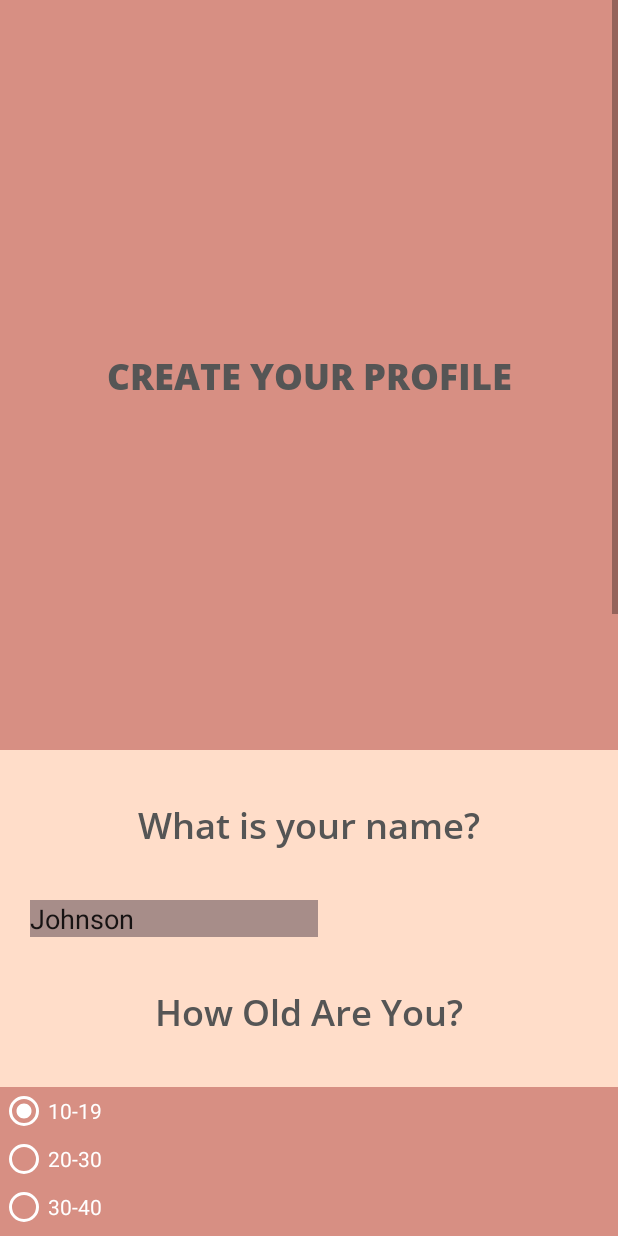
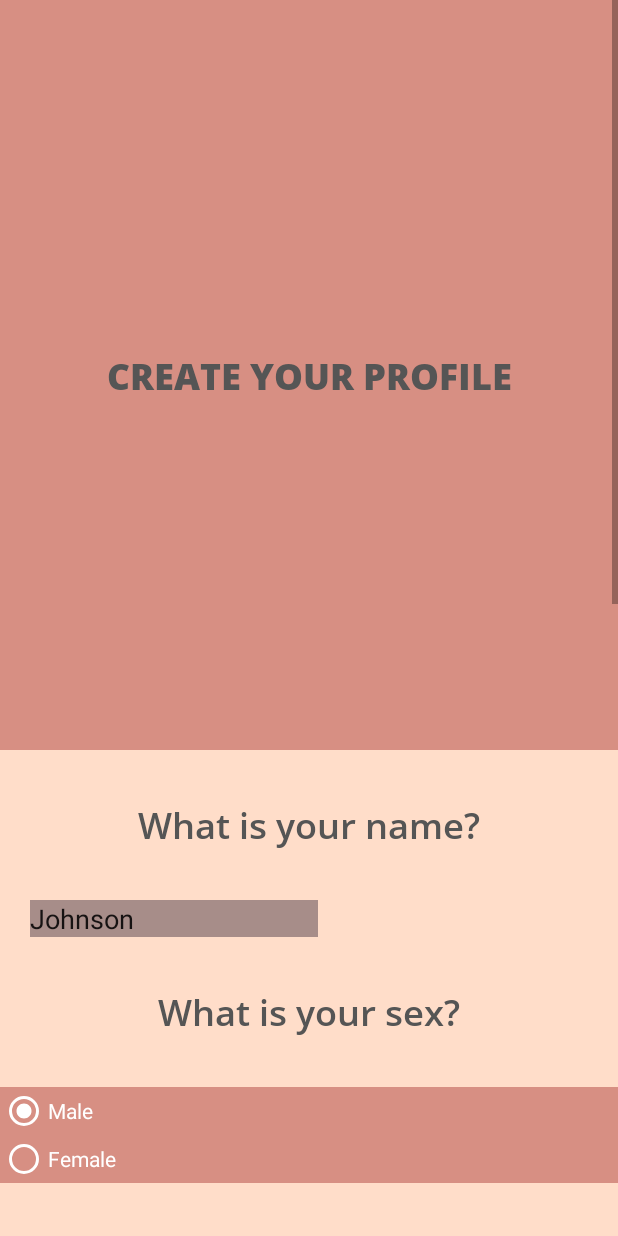
Before and after one commit to Legendarytruth/Neko-Gainz, an Android app: the screen it shows after launch (Questionnaire), after a tap on "REGISTER", on a phone screen of 412 x 824 dp. Run offline under Robolectric (Android 15) with nearby library versions, the light colour scheme and no system bars.

Commit message:
THEC-45 Completed Profile Based Workout Planner

```diff
--- a/Neko Gains/app/build.gradle
+++ b/Neko Gains/app/build.gradle
@@ -24,6 +24,7 @@ dependencies {
     implementation 'androidx.appcompat:appcompat:1.0.2'
     implementation 'androidx.constraintlayout:constraintlayout:1.1.3'
     implementation 'com.google.android.material:material:1.0.0'
+    implementation 'org.apache.commons:commons-math3:3.6.1'
     testImplementation 'junit:junit:4.12'
     androidTestImplementation 'androidx.test.ext:junit:1.1.0'
     androidTestImplementation 'androidx.test.espresso:espresso-core:3.1.1'
--- a/Neko Gains/app/src/main/java/com/example/nekogains/DatabaseHelper.java
+++ b/Neko Gains/app/src/main/java/com/example/nekogains/DatabaseHelper.java
@@ -14,23 +14,27 @@ public class DatabaseHelper extends SQLiteOpenHelper implements Serializable {
 
     private static final String DATABASE_NAME = "Workout.db";
     private static final String EXERCISE_TABLE = "Exercises";
+    private static final String WORKOUT_CALENDAR_TABLE = "Calendar";
     private static final String USER_TABLE = "Users";
     private static final String GAME_TABLE = "Games";
+    //Exercise Table
     private static final String EX_NAME = "NAME";
     private static final String EX_CAL = "CALORIES";
     private static final String[] workouts = {"Push-Ups", "Bench-Dips", "Chin-Ups", "Squats", "Lunges", "Calf-Raises", "Planks", "Sit-Ups", "Leg Raises", "Running", "Burpees", "Jumping Jacks"};
     private static final double[] calories = {1, 3, 1, 14, 0.9, 0.3, 3.5, 0.3, 0.7, 15, 13, 9};
     //User Table
     private static final String USER_NAME = "NAME";
+    private static final String USER_SEX = "SEX";
     private static final String USER_AGE = "AGE";
     private static final String USER_HABIT = "HABITS";
     private static final String USER_WEIGHT = "WEIGHT";
     private static final String USER_HEIGHT = "HEIGHT";
-    private static final String USER_GOAL = "GOAL";
+    private static final String USER_INTENSITY = "INTENSITY";
     //Game Table
     private static final String GAME_MONEY = "MONEY";
     private static final String GAME_EXPERIENCE = "EXPERIENCE";
-
+    //Calendar Table
+    private static final String DAY = "DAY";
 
     private SQLiteDatabase db;
 
@@ -49,8 +53,11 @@ public class DatabaseHelper extends SQLiteOpenHelper implements Serializable {
 
     @Override
     public void onCreate(SQLiteDatabase db) {
+        System.out.println("Creating Database\n\n");
         db.execSQL("CREATE TABLE " + EXERCISE_TABLE + " (ID INTEGER PRIMARY KEY, NAME TEXT, CALORIES INTEGER);");
         ContentValues contentValues;
+
+        //populate whole workout table
         for (int i = 0; i < workouts.length; i++) {
             contentValues = new ContentValues();
             contentValues.put(EX_NAME, workouts[i]);
@@ -58,9 +65,12 @@ public class DatabaseHelper extends SQLiteOpenHelper implements Serializable {
             db.insert(EXERCISE_TABLE, null, contentValues);
         }
 
-        db.execSQL("CREATE TABLE " + USER_TABLE + " (ID INTEGER PRIMARY KEY, NAME TEXT, AGE TEXT, HABITS TEXT, WEIGHT TEXT, HEIGHT TEXT, GOAL TEXT, USERNAME TEXT, PASSWORD TEXT, BMI TEXT);");
-        //calculates bmi on inserts
-        db.execSQL("CREATE TRIGGER trg_bmi AFTER UPDATE ON " + USER_TABLE + " WHEN NEW.HEIGHT > 0 BEGIN UPDATE " + USER_TABLE + " SET BMI=WEIGHT/HEIGHT*HEIGHT; END;");
+        db.execSQL("CREATE TABLE " + USER_TABLE + " (ID INTEGER PRIMARY KEY, NAME TEXT, SEX TEXT, AGE TEXT, HABITS TEXT, WEIGHT TEXT, HEIGHT TEXT, INTENSITY TEXT, USERNAME TEXT, PASSWORD TEXT);");
+
+        //db.execSQL("CREATE TRIGGER trg_bmi AFTER UPDATE ON " + USER_TABLE + " FOR EACH ROW WHEN OLD.HEIGHT > 0 BEGIN UPDATE " + USER_TABLE + " SET BMI=OLD.WEIGHT/OLD.HEIGHT*OLD.HEIGHT WHERE ID = NEW.ID; END;");
+
+        db.execSQL("CREATE TABLE " + WORKOUT_CALENDAR_TABLE + " (DAY INTEGER, ID INTEGER, WARMUP TEXT, WREPS TEXT, CARDIO TEXT, CREPS TEXT, ARMS TEXT, AREPS TEXT, CORE TEXT, COREPS TEXT, LEGS TEXT, LREPS TEXT," +
+                " CONSTRAINT fk_users FOREIGN KEY (ID) REFERENCES USERS(ID));");
 
         db.execSQL("CREATE TABLE " + GAME_TABLE + " (ID INTEGER PRIMARY KEY, MONEY INTEGER, EXPERIENCE INTEGER," +
                 " CONSTRAINT fk_users FOREIGN KEY (ID) REFERENCES USERS(ID));");
@@ -88,11 +98,12 @@ public class DatabaseHelper extends SQLiteOpenHelper implements Serializable {
     public int insertEmptyUser() {
         ContentValues cv = new ContentValues();
         cv.putNull(USER_NAME);
+        cv.putNull(USER_SEX);
         cv.putNull(USER_AGE);
         cv.putNull(USER_HABIT);
         cv.putNull(USER_WEIGHT);
         cv.putNull(USER_HEIGHT);
-        cv.putNull(USER_GOAL);
+        cv.putNull(USER_INTENSITY);
         long result = db.insert(USER_TABLE, null, cv);
         if (result == -1) {
             return -1;
@@ -102,14 +113,15 @@ public class DatabaseHelper extends SQLiteOpenHelper implements Serializable {
     }
 
     //Adds new user to table with given stats
-    public int insertNewUser(String name, String age, String habits, String weight, String height, String goal) {
+    public int insertNewUser(String name, String sex, String age, String habits, String weight, String height, String intensity) {
         ContentValues cv = new ContentValues();
         cv.put(USER_NAME, name);
+        cv.put(USER_SEX, sex);
         cv.put(USER_AGE, age);
         cv.put(USER_HABIT, habits);
         cv.put(USER_WEIGHT, weight);
         cv.put(USER_HEIGHT, height);
-        cv.put(USER_GOAL, goal);
+        cv.put(USER_INTENSITY, intensity);
 
         long result = db.insert(USER_TABLE, null, cv);
         if (result == -1) {
@@ -177,7 +189,7 @@ public class DatabaseHelper extends SQLiteOpenHelper implements Serializable {
         }
     }
 
-    //Get a row for the user at the given id
+    //Get a row for the game at the given id
     public String getGameData(int id, String row) {
         String data = "";
         Cursor c = null;
@@ -189,10 +201,81 @@ public class DatabaseHelper extends SQLiteOpenHelper implements Serializable {
             }
             return data;
         }finally {
-            c.close();
+            //c.close();
+        }
+    }
+
+    public int insertNewDay(int day, int id) {
+        ContentValues cv = new ContentValues();
+        cv.put(DAY, day);
+        cv.put("ID", id);
+        cv.putNull("WARMUP");
+        cv.put("WREPS", 0);
+        cv.putNull("CARDIO");
+        cv.put("CREPS", 0);
+        cv.putNull("ARMS");
+        cv.put("AREPS", 0);
+        cv.putNull("CORE");
+        cv.put("COREPS", 0);
+        cv.putNull("LEGS");
+        cv.put("LEGS", 0);
+
+        long result = db.insert(WORKOUT_CALENDAR_TABLE, null, cv);
+        if (result == -1) {
+            return -1;
+        } else {
+            return (int)result;
+        }
+    }
+
+    public String getLastDay(int id) {
+        String data = "";
+        Cursor c = null;
+        try {
+            c = db.rawQuery("SELECT * FROM " + WORKOUT_CALENDAR_TABLE + " WHERE DAY = (SELECT MAX(DAY) FROM " + WORKOUT_CALENDAR_TABLE + ") AND ID =?", new String[] {id + ""});
+            if(c.getCount() > 0) {
+                c.moveToFirst();
+                data = c.getString(c.getColumnIndex(DAY));
+            }
+            if (data.isEmpty()) {
+                data = "0";
+            }
+        }finally {
+            //c.close();
+            return data;
+        }
+    }
+
+    //Update a row for the game at the given id
+    public boolean updateDay(int day, int id, String row, int contents) {
+        ContentValues cv = new ContentValues();
+        cv.put(row, contents);
+
+        long result = db.update(GAME_TABLE, cv, "DAY="+day + " AND ID="+id, null);
+        if (result == -1) {
+            return false;
+        } else {
+            return true;
+        }
+    }
+
+    public String getUserCalendarData(int day, int id, String row) {
+        String data = "";
+        Cursor c = null;
+        try {
+            c = db.rawQuery("SELECT " + row + " FROM " + WORKOUT_CALENDAR_TABLE + " WHERE DAY =? AND ID =?", new String[] {day + "", id + ""});
+            if(c.getCount() > 0) {
+                c.moveToFirst();
+                data = c.getString(c.getColumnIndex(row));
+            }
+        }finally {
+            //c.close();
+            return data;
         }
     }
 
 
 
+
+
 }
--- a/Neko Gains/app/src/main/java/com/example/nekogains/Exercise.java
+++ b/Neko Gains/app/src/main/java/com/example/nekogains/Exercise.java
@@ -1,4 +1,46 @@
 package com.example.nekogains;
 
-public abstract class Exercise {
+import android.util.Pair;
+
+public enum Exercise {
+    LUNGES (0.9f, 3, new Pair(9, 15)),
+    SQUATS (0.3f, 3, new Pair(10, 20)),
+    RUN (15f, 1, new Pair(30, 60)),
+    BURPEES (13f, 3, new Pair(3, 10)),
+    JACKS (9f, 3, new Pair(5, 10)),
+    PUSH_UPS (1, 3, new Pair(10, 20)),
+    CHIN_UPS (1, 3, new Pair(5, 15)),
+    BENCH_DIPS (3, 3, new Pair(10, 20)),
+    SIT_UPS (0.3f, 3, new Pair(10, 25)),
+    PLANKS (3.5f, 3, new Pair(2, 5)),
+    LEG_RAISES (0.7f, 3, new Pair(10, 20))
+    ;
+
+    private final float calories;
+    private final int sets;
+    private final Pair<Integer, Integer> reps;
+
+    Exercise(float calories, int sets, Pair<Integer, Integer> reps) {
+        this.calories = calories;
+        this.sets = sets;
+        this.reps = reps;
+    }
+
+    public float getCalories() {
+        return calories;
+    }
+
+    public int getSets() {
+        return sets;
+    }
+
+    public Pair<Integer, Integer> getReps() {
+        return reps;
+    }
+
+    public int getUserReps(float score) {
+        int min = reps.first;
+        int max = reps.second;
+        return Math.round(score*(max - min) + min);
+    }
 }
--- a/Neko Gains/app/src/main/res/layout/activity_questionnaire.xml
+++ b/Neko Gains/app/src/main/res/layout/activity_questionnaire.xml
@@ -39,7 +39,7 @@
                         android:layout_width="match_parent"
                         android:layout_height="100dp"/>
                     <EditText
-                        android:id="@+id/q1a"
+                        android:id="@+id/q_name"
                         android:text="Johnson"
                         android:layout_width="match_parent"
                         android:layout_height="wrap_content"
@@ -47,6 +47,45 @@
                         android:layout_marginLeft="20dp"
                         android:layout_marginRight="200dp"
                         android:hint="Enter your name here"/>
+                </LinearLayout>
+                <!-- Question 1 -->
+                <LinearLayout
+                    android:layout_width="match_parent"
+                    android:layout_height="match_parent"
+                    android:orientation="vertical">
+                    <TextView
+                        android:fontFamily="@font/opensans_semibold"
+                        android:text="What is your sex?"
+                        android:textSize="24sp"
+                        android:gravity="center"
+                        android:textColor="#555555"
+                        android:layout_width="match_parent"
+                        android:layout_height="100dp"/>
+                    <RadioGroup
+                        android:id="@+id/q_sex"
+                        android:layout_width="match_parent"
+                        android:layout_height="wrap_content"
+                        android:orientation = "vertical"
+                        android:background="@color/colorPrimaryDark">
+
+                        <RadioButton
+                            android:id="@+id/q_sex_a"
+                            android:checked="true"
+                            android:layout_width="match_parent"
+                            android:layout_height="wrap_content"
+                            android:text="Male"
+                            android:textColor="#FFFFFF"
+                            android:buttonTint="#ffffff"
+                            />
+                        <RadioButton
+                            android:id="@+id/q_sex_b"
+                            android:layout_width="match_parent"
+                            android:layout_height="wrap_content"
+                            android:text="Female"
+                            android:textColor="#FFFFFF"
+                            android:buttonTint="#ffffff"
+                            />
+                    </RadioGroup>
                 </LinearLayout>
                 <!-- Question 2 -->
                 <TextView
@@ -57,55 +96,15 @@
                     android:textColor="#555555"
                     android:layout_width="match_parent"
                     android:layout_height="100dp"/>
-                <RadioGroup
-                    android:id="@+id/q2"
+                <EditText
+                    android:id="@+id/q_age"
+                    android:text="22"
                     android:layout_width="match_parent"
                     android:layout_height="wrap_content"
-                    android:background="@color/colorPrimaryDark"
-                    android:orientation = "vertical">
-
-                    <RadioButton
-                        android:id="@+id/q2a"
-                        android:checked="true"
-                        android:layout_width="match_parent"
-                        android:layout_height="wrap_content"
-                        android:text="10-19"
-                        android:textColor="#FFFFFF"
-                        android:buttonTint="#ffffff"
-                        />
-                    <RadioButton
-                        android:id="@+id/q2b"
-                        android:layout_width="match_parent"
-                        android:layout_height="wrap_content"
-                        android:text="20-30"
-                        android:textColor="#FFFFFF"
-                        android:buttonTint="#ffffff"
-                        />
-                    <RadioButton
-                        android:id="@+id/q2c"
-                        android:layout_width="match_parent"
-                        android:layout_height="wrap_content"
-                        android:text="30-40"
-                        android:textColor="#FFFFFF"
-                        android:buttonTint="#ffffff"
-                        />
-                    <RadioButton
-                        android:id="@+id/q1d"
-                        android:layout_width="match_parent"
-                        android:layout_height="wrap_content"
-                        android:text="50-60"
-                        android:textColor="#FFFFFF"
-                        android:buttonTint="#ffffff"
-                        />
-                    <RadioButton
-                        android:id="@+id/q2e"
-                        android:layout_width="match_parent"
-                        android:layout_height="wrap_content"
-                        android:text="60+"
-                        android:textColor="#FFFFFF"
-                        android:buttonTint="#ffffff"
-                        />
-                </RadioGroup>
+                    android:background="@color/colorAccent"
+                    android:layout_marginLeft="20dp"
+                    android:layout_marginRight="200dp"
+                    android:hint="Enter your name here"/>
             </LinearLayout>
             <!-- Question 3 -->
             <LinearLayout
@@ -122,14 +121,14 @@
                     android:layout_height="100dp"/>
 
                 <RadioGroup
-                    android:id="@+id/q3"
+                    android:id="@+id/q_habit"
                     android:layout_width="match_parent"
                     android:layout_height="wrap_content"
                     android:orientation = "vertical"
                     android:background="@color/colorPrimaryDark">
 
                     <RadioButton
-                        android:id="@+id/q3a"
+                        android:id="@+id/q_habit_a"
                         android:checked="true"
                         android:layout_width="match_parent"
                         android:layout_height="wrap_content"
@@ -138,7 +137,7 @@
                         android:buttonTint="#ffffff"
                         />
                     <RadioButton
-                        android:id="@+id/q3b"
+                        android:id="@+id/q_habit_b"
                         android:layout_width="match_parent"
                         android:layout_height="wrap_content"
                         android:text="1-2 times a week"
@@ -146,7 +145,7 @@
                         android:buttonTint="#ffffff"
                         />
                     <RadioButton
-                        android:id="@+id/q3c"
+                        android:id="@+id/q_habit_c"
                         android:layout_width="match_parent"
                         android:layout_height="wrap_content"
                         android:text="3-4 times a week"
@@ -154,7 +153,7 @@
                         android:buttonTint="#ffffff"
                         />
                     <RadioButton
-                        android:id="@+id/q3d"
+                        android:id="@+id/q_habit_d"
                         android:layout_width="match_parent"
                         android:layout_height="wrap_content"
                         android:text="5 or more times a week"
@@ -177,7 +176,7 @@
                     android:layout_width="match_parent"
                     android:layout_height="100dp"/>
                 <EditText
-                    android:id="@+id/q4a"
+                    android:id="@+id/q_weight"
                     android:text="60"
                     android:layout_width="match_parent"
                     android:layout_height="wrap_content"
@@ -187,7 +186,7 @@
                     android:hint="Enter your weight here"/>
 
                 <EditText
-                    android:id="@+id/q4b"
+                    android:id="@+id/q_height"
                     android:text="160"
                     android:layout_width="match_parent"
                     android:layout_height="wrap_content"
@@ -204,7 +203,7 @@
                 android:orientation="vertical">
                 <TextView
                     android:fontFamily="@font/opensans_semibold"
-                    android:text="What Do You Hope to Accomplish?"
+                    android:text="How Intense Do You Want to Workout?"
                     android:textSize="24sp"
                     android:gravity="center"
                     android:textColor="#555555"
@@ -212,33 +211,33 @@
                     android:layout_height="100dp"/>
 
                 <RadioGroup
-                    android:id="@+id/q5"
+                    android:id="@+id/q_intensity"
                     android:layout_width="match_parent"
                     android:layout_height="wrap_content"
                     android:orientation = "vertical"
                     android:background="@color/colorPrimaryDark">
                     <RadioButton
-                        android:id="@+id/q5a"
+                        android:id="@+id/q_int_a"
                         android:checked="true"
                         android:layout_width="match_parent"
                         android:layout_height="wrap_content"
-                        android:text="Muscle building"
+                        android:text="Low"
                         android:textColor="#FFFFFF"
                         android:buttonTint="#ffffff"
                         />
                     <RadioButton
-                        android:id="@+id/q5b"
+                        android:id="@+id/q_int_b"
                         android:layout_width="match_parent"
                         android:layout_height="wrap_content"
-                        android:text="Weight loss"
+                        android:text="Moderate"
                         android:textColor="#FFFFFF"
                         android:buttonTint="#ffffff"
                         />
                     <RadioButton
-                        android:id="@+id/q5c"
+                        android:id="@+id/q_int_c"
                         android:layout_width="match_parent"
                         android:layout_height="wrap_content"
-                        android:text="Healthier lifestyle"
+                        android:text="Vigorous"
                         android:textColor="#FFFFFF"
                         android:buttonTint="#ffffff"
                         />
--- a/Neko Gains/app/src/main/res/layout/home_frag.xml
+++ b/Neko Gains/app/src/main/res/layout/home_frag.xml
@@ -4,7 +4,7 @@
     xmlns:tools="http://schemas.android.com/tools"
     android:layout_width="match_parent"
     android:layout_height="match_parent"
-    android:background="#FFFFFF">
+    android:background="@color/colorPrimary">
 
     <View
         android:id="@+id/divider3"
```
Also changed, not shown: Neko Gains/app/src/main/java/com/example/nekogains/CalculateUserScore.java (added, +46 -0 lines), Neko Gains/app/src/main/java/com/example/nekogains/HomeFrag.java (+24 -26 lines), Neko Gains/app/src/main/java/com/example/nekogains/MainActivity.java (+23 -4 lines), Neko Gains/app/src/main/java/com/example/nekogains/Questionnaire.java (+22 -18 lines), Neko Gains/app/src/main/java/com/example/nekogains/User.java (+68 -21 lines).
